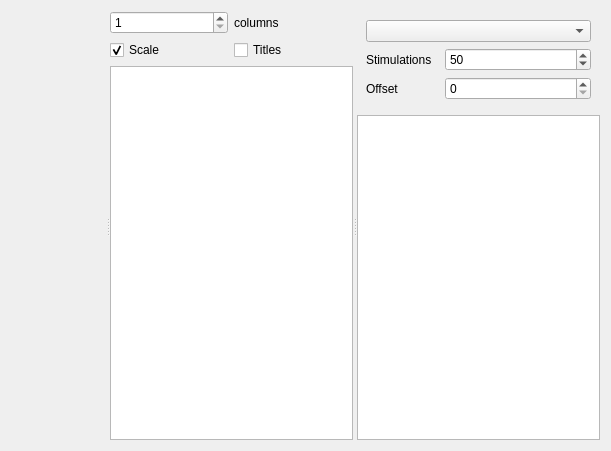
The window that src/gui/stimulationplotter.ui (CompEphys-team/rtdo) describes before a commit, drawn with Qt 5.
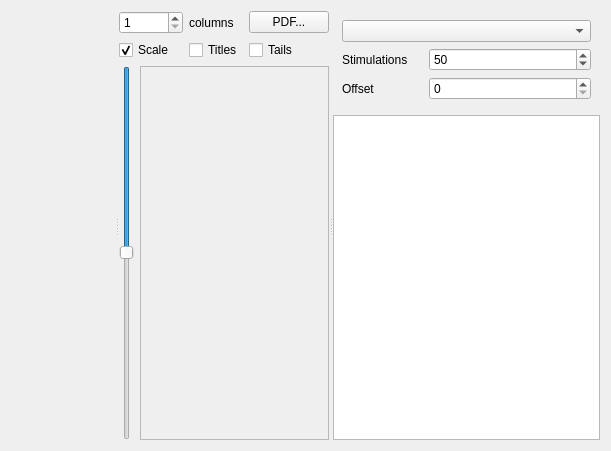
The same window after the commit. Custom widgets are drawn as their Qt base class.

Commit message: Rewrote stimulation plot tiling & added a PDF export button

What changed in the file:
```diff
--- a/src/gui/stimulationplotter.ui
+++ b/src/gui/stimulationplotter.ui
@@ -22,34 +22,77 @@
      <widget class="QCustomPlot" name="overlay" native="true"/>
      <widget class="QWidget" name="widget_2" native="true">
       <layout class="QGridLayout" name="gridLayout_2">
-       <item row="0" column="1">
+       <item row="2" column="1" colspan="3">
+        <widget class="QScrollArea" name="scrollArea">
+         <property name="widgetResizable">
+          <bool>true</bool>
+         </property>
+         <widget class="QCustomPlot" name="panel">
+          <property name="geometry">
+           <rect>
+            <x>0</x>
+            <y>0</y>
+            <width>207</width>
+            <height>358</height>
+           </rect>
+          </property>
+         </widget>
+        </widget>
+       </item>
+       <item row="1" column="2">
+        <widget class="QCheckBox" name="titles">
+         <property name="text">
+          <string>Titles</string>
+         </property>
+        </widget>
+       </item>
+       <item row="0" column="2">
         <widget class="QLabel" name="label">
          <property name="text">
           <string>columns</string>
          </property>
         </widget>
        </item>
-       <item row="2" column="0" colspan="2">
-        <widget class="QTableWidget" name="table">
-         <property name="verticalScrollMode">
-          <enum>QAbstractItemView::ScrollPerPixel</enum>
+       <item row="0" column="3">
+        <widget class="QPushButton" name="pdf">
+         <property name="text">
+          <string>PDF...</string>
          </property>
-         <attribute name="horizontalHeaderVisible">
-          <bool>false</bool>
-         </attribute>
-         <attribute name="verticalHeaderDefaultSectionSize">
-          <number>300</number>
-         </attribute>
         </widget>
        </item>
-       <item row="0" column="0">
-        <widget class="QSpinBox" name="columns">
+       <item row="1" column="3">
+        <widget class="QCheckBox" name="tails">
+         <property name="text">
+          <string>Tails</string>
+         </property>
+        </widget>
+       </item>
+       <item row="2" column="0">
+        <widget class="QSlider" name="slider">
          <property name="minimum">
           <number>1</number>
          </property>
+         <property name="maximum">
+          <number>1000</number>
+         </property>
+         <property name="singleStep">
+          <number>10</number>
+         </property>
+         <property name="pageStep">
+          <number>100</number>
+         </property>
+         <property name="value">
+          <number>500</number>
+         </property>
+         <property name="orientation">
+          <enum>Qt::Vertical</enum>
+         </property>
+         <property name="invertedAppearance">
+          <bool>true</bool>
+         </property>
         </widget>
        </item>
-       <item row="1" column="0">
+       <item row="1" column="0" colspan="2">
         <widget class="QCheckBox" name="scale">
          <property name="text">
           <string>Scale</string>
@@ -59,10 +102,10 @@
          </property>
         </widget>
        </item>
-       <item row="1" column="1">
-        <widget class="QCheckBox" name="titles">
-         <property name="text">
-          <string>Titles</string>
+       <item row="0" column="0" colspan="2">
+        <widget class="QSpinBox" name="columns">
+         <property name="minimum">
+          <number>1</number>
          </property>
         </widget>
        </item>
```
The commit also changes 4 other files.
